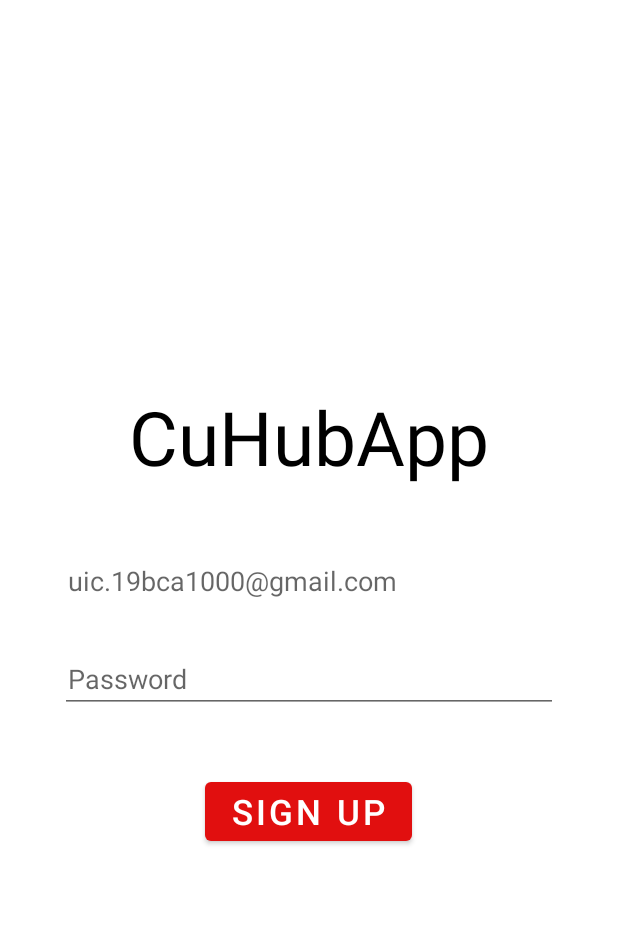
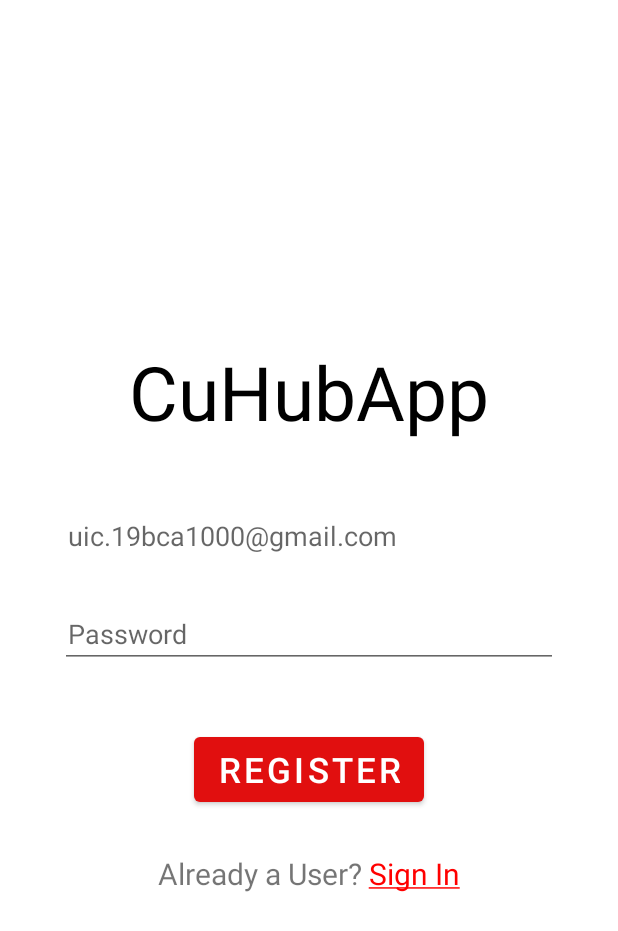
Before and after one commit to Aman0106/Cu-Hub, an Android app: the screen it shows after launch (SignUpActivity), on a phone screen of 412 x 824 dp. Shown: the top 931 px of the screen. Run offline under Robolectric (Android 15) with nearby library versions, the phone set to English and light mode, and no system bars; our stand-ins replace Firebase (no records; nobody signed in at launch, a user with empty details on screens opened directly).

Commit message:
quality of life improvements

```diff
--- a/app/src/main/java/com/example/cuhubapp/activities/ChatActivity.kt
+++ b/app/src/main/java/com/example/cuhubapp/activities/ChatActivity.kt
@@ -113,11 +113,9 @@ class ChatActivity : AppCompatActivity() {
     private fun getUsers(){
         firestore.collection("users").whereEqualTo("firebaseUid", senderUid).get().addOnSuccessListener {
            curUserRef = it.documents[0].reference
-            Toast.makeText(this, "${it.documents[0].id}", Toast.LENGTH_SHORT).show()
         }
         firestore.collection("users").whereEqualTo("firebaseUid", receiverUid).get().addOnSuccessListener {
            otherUserRef = it.documents[0].reference
-//            Toast.makeText(this, "${it.documents[0].id}", Toast.LENGTH_SHORT).show()
         }
     }
 
--- a/app/src/main/java/com/example/cuhubapp/activities/SignUpActivity.kt
+++ b/app/src/main/java/com/example/cuhubapp/activities/SignUpActivity.kt
@@ -2,9 +2,16 @@ package com.example.cuhubapp.activities
 
 import android.content.ContentValues.TAG
 import android.content.Intent
+import android.graphics.Color
 import androidx.appcompat.app.AppCompatActivity
 import android.os.Bundle
+import android.text.SpannableString
+import android.text.Spanned
+import android.text.TextPaint
+import android.text.method.LinkMovementMethod
+import android.text.style.ClickableSpan
 import android.util.Log
+import android.view.View
 import android.widget.TextView
 import android.widget.Toast
 import com.example.cuhubapp.R
@@ -12,6 +19,8 @@ import com.example.cuhubapp.classes.User
 import com.example.cuhubapp.databinding.ActivitySignUpBinding
 import com.example.cuhubapp.utils.LoadingDialog
 import com.google.firebase.auth.FirebaseAuth
+import com.google.firebase.auth.FirebaseAuthUserCollisionException
+import com.google.firebase.auth.FirebaseAuthWeakPasswordException
 import com.google.firebase.auth.ktx.auth
 import com.google.firebase.firestore.DocumentSnapshot
 import com.google.firebase.firestore.FirebaseFirestore
@@ -24,6 +33,23 @@ class SignUpActivity : AppCompatActivity() {
     private lateinit var binding:ActivitySignUpBinding
     private lateinit var firestore: FirebaseFirestore
     private val loadingDialog = LoadingDialog(this,"Setting things up...")
+
+    override fun onStart() {
+        super.onStart()
+        val currentUser = firebaseAuth.currentUser
+        if(currentUser != null){
+            loadingDialog.startLoading()
+            firestore.collection("users").whereEqualTo("firebaseUid",firebaseAuth.currentUser?.uid)
+                .get().addOnSuccessListener {
+                    loadingDialog.stopLoading()
+                    setUser(it.documents[0])
+                }
+                .addOnFailureListener {
+                    loadingDialog.stopLoading()
+                    Toast.makeText(this, "${it.message}", Toast.LENGTH_SHORT).show()
+                }
+        }
+    }
 
     override fun onCreate(savedInstanceState: Bundle?) {
         super.onCreate(savedInstanceState)
@@ -61,9 +87,15 @@ class SignUpActivity : AppCompatActivity() {
                                 loadingDialog.stopLoading()
                             }else{
                                 loadingDialog.stopLoading()
-                                if(binding.edtPassword.text.length < 6)
-                                    Toast.makeText(this, "Password should be at least 6 characters long", Toast.LENGTH_LONG).show()
-                                Log.e(TAG,"Unable to create user", task.exception)
+                                try {
+                                    throw task.exception!!
+                                }catch (e:FirebaseAuthWeakPasswordException){
+                                    Toast.makeText(this, "${e.reason}", Toast.LENGTH_SHORT).show()
+                                    binding.edtPassword.requestFocus()
+                                }catch (e:FirebaseAuthUserCollisionException){
+                                    Toast.makeText(this, "User already Registered", Toast.LENGTH_LONG).show()
+                                    binding.edtUserEmail.requestFocus()
+                                }
                             }
                         }
                 }
@@ -95,5 +127,26 @@ class SignUpActivity : AppCompatActivity() {
         binding = ActivitySignUpBinding.inflate(layoutInflater)
         setContentView(binding.root)
         firestore = FirebaseFirestore.getInstance()
+        styleSignInText()
+    }
+
+    private fun styleSignInText(){
+        val txt = "Already a User? Sign In"
+        val spannableString = SpannableString(txt)
+        val clickableSpan:ClickableSpan = object : ClickableSpan(){
+            override fun onClick(p0: View) {
+                startActivity(Intent(this@SignUpActivity, LogInActivity::class.java))
+                finish()
+            }
+
+            override fun updateDrawState(ds: TextPaint) {
+                super.updateDrawState(ds)
+                ds.color = Color.RED
+            }
+        }
+
+        spannableString.setSpan(clickableSpan,16,spannableString.length, Spanned.SPAN_EXCLUSIVE_EXCLUSIVE)
+        binding.txtSignin.text = spannableString
+        binding.txtSignin.movementMethod = LinkMovementMethod.getInstance()
     }
 }
--- a/app/src/main/java/com/example/cuhubapp/fragments/ChatsFragment.kt
+++ b/app/src/main/java/com/example/cuhubapp/fragments/ChatsFragment.kt
@@ -93,8 +93,6 @@ class ChatsFragment : Fragment(R.layout.fragment_chats) {
             for(doc in it){
                 val student = firestore.collection("users").document(doc.id)
                 setUser(student)
-//                Toast.makeText(view.context, stu.name, Toast.LENGTH_SHORT).show()
-//                userList += stu
             }
             setRecyclerView(view)
         }
@@ -124,7 +122,7 @@ class ChatsFragment : Fragment(R.layout.fragment_chats) {
             if(firebaseUid == curUser.firebaseUid)
                 return@addOnSuccessListener
             userList.add(0,userDoc!!)
-            userAdapter.notifyItemInserted(0)
+            userAdapter.notifyItemInserted(userList.size-1)
             checkIfEmpty()
         }
 
--- a/app/src/main/res/layout/activity_log_in.xml
+++ b/app/src/main/res/layout/activity_log_in.xml
@@ -53,9 +53,8 @@
         android:layout_height="wrap_content"
         android:layout_below="@id/btn_sign_in"
         android:layout_centerHorizontal="true"
-        android:layout_marginStart="120dp"
         android:layout_marginTop="28dp"
-        android:layout_marginEnd="100dp"
-        android:text="Not a User? Sign Up" />
+        android:text="Not a User? Sign Up"
+        android:textSize="20sp" />
 
 </RelativeLayout>
--- a/app/src/main/res/layout/activity_sign_up.xml
+++ b/app/src/main/res/layout/activity_sign_up.xml
@@ -38,13 +38,24 @@
 
     <Button
         android:id="@+id/btn_sign_in"
-        android:layout_width="138dp"
-        android:layout_height="wrap_content"
+        android:layout_width="wrap_content"
+        android:layout_height="55dp"
         android:layout_below="@id/edt_password"
         android:layout_centerHorizontal="true"
         android:layout_marginTop="40dp"
-        android:text="Sign up"
+        android:text="Register"
         android:textColor="@color/white"
         android:textSize="23sp" />
 
+
+    <TextView
+        android:id="@+id/txt_signin"
+        android:layout_width="wrap_content"
+        android:layout_height="wrap_content"
+        android:layout_below="@id/btn_sign_in"
+        android:layout_centerHorizontal="true"
+        android:layout_marginTop="28dp"
+        android:text="Already a User? Sign In"
+        android:textSize="20sp" />
+
 </RelativeLayout>
--- /dev/null
+++ b/app/src/main/res/menu/top_menu.xml
@@ -0,0 +1,6 @@
+<?xml version="1.0" encoding="utf-8"?>
+<menu xmlns:android="http://schemas.android.com/apk/res/android">
+    <item
+        android:id="@+id/item_log_out"
+        android:title="Log out"/>
+</menu>
```
Also changed, not shown: app/src/main/java/com/example/cuhubapp/activities/LogInActivity.kt (+13 -15 lines), app/src/main/java/com/example/cuhubapp/fragments/ProfileFragment.kt (+20 -7 lines).
